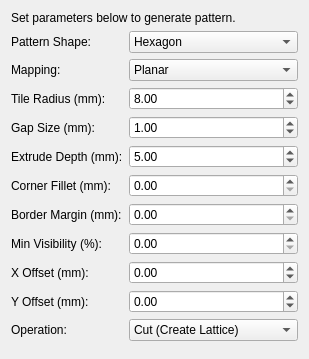
First picture: the form in ui/lattice_panel.ui, repository saltchicken/freecad_macros, before the edit.
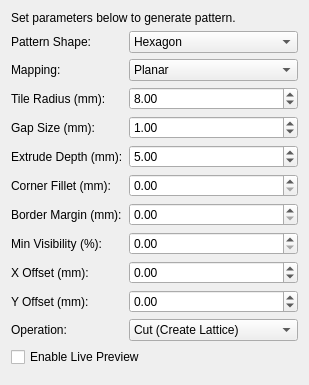
Second picture: the form after the edit.

Commit message: Toggle live preview

What changed in the file:
```diff
--- a/ui/lattice_panel.ui
+++ b/ui/lattice_panel.ui
@@ -49,6 +49,12 @@
      </item>
     </layout>
    </item>
+  <item>
+  <widget class="QCheckBox" name="live_preview_cb">
+    <property name="text"><string>Enable Live Preview</string></property>
+    <property name="checked"><bool>false</bool></property>
+  </widget>
+</item>
    <item><spacer><property name="orientation"><enum>Qt::Vertical</enum></property></spacer></item>
   </layout>
  </widget>
```
The commit also changes 2 other files.
